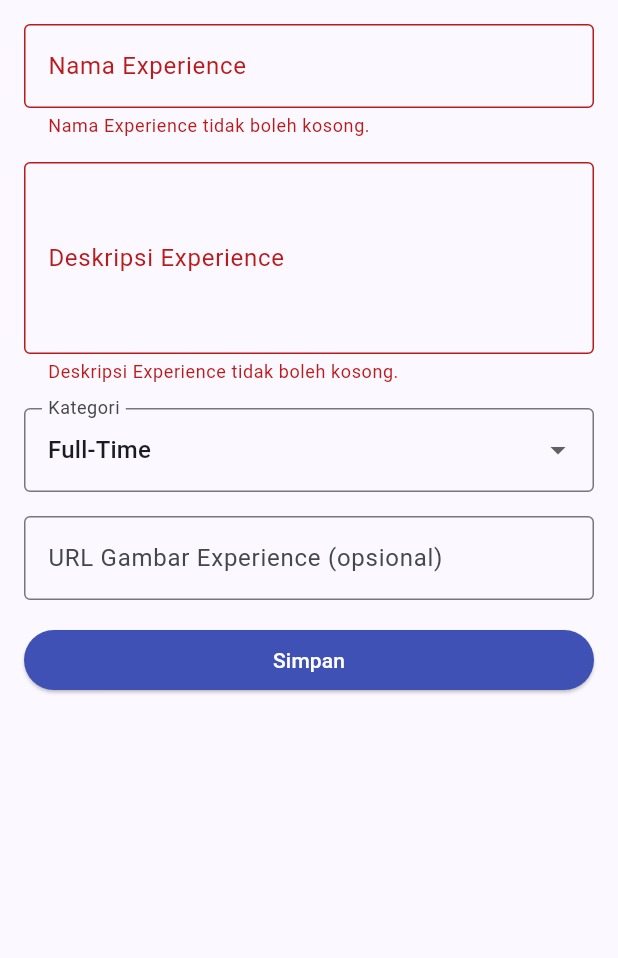
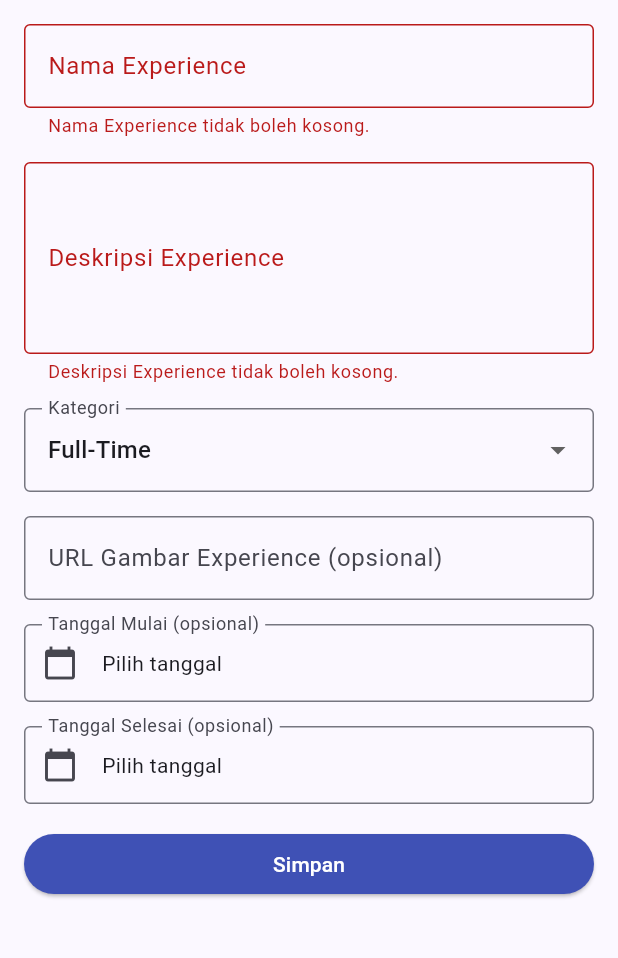
Before and after one commit to Agra-17/myportofolio_mobile, a Flutter app: the ExperienceFormPage screen opened directly, after a tap on "Simpan", on a phone screen of 412 x 824 dp, the part 84-1042 px from its top. Run offline on Flutter 3.47's test engine with Material 3 defaults, Android fonts, the phone set to English and light mode, and no system bars; our stand-ins replace material_ui.

Commit message:
feat(experience) : adding 2 field for start date and end date before button save, update the dialog (show start date and end date)

```diff
--- a/lib/screens/experience_form.dart
+++ b/lib/screens/experience_form.dart
@@ -114,6 +114,15 @@ class _ExperienceFormPageState extends State<ExperienceFormPage> {
       return;
     }
 
+    final startDate = _startDateKey.currentState?.value;
+    final endDate = _endDateKey.currentState?.value;
+    final dates = MaterialLocalizations.of(context);
+
+    final startLabel =
+        startDate == null ? 'Belum diisi' : dates.formatShortDate(startDate);
+    final endLabel =
+        endDate == null ? 'Belum diisi' : dates.formatShortDate(endDate);
+
     FocusScope.of(context).unfocus();
 
     showDialog<void>(
@@ -130,6 +139,8 @@ class _ExperienceFormPageState extends State<ExperienceFormPage> {
                 Text('Deskripsi Experience: ${_description.trim()}'),
                 Text('Kategori: ${_categories[_category]}'),
                 Text('URL Gambar: ${_thumbnail.isEmpty ? 'Belum diisi' : _thumbnail}'),
+                Text('Tanggal Mulai: $startLabel'),
+                Text('Tanggal Selesai: $endLabel'),
               ],
             ),
           ),
@@ -216,6 +227,25 @@ class _ExperienceFormPageState extends State<ExperienceFormPage> {
                     },
                   ),
                 ),
+                _buildDateField(
+                  fieldKey: _startDateKey,
+                  label: 'Tanggal Mulai (opsional)',
+                ),
+                _buildDateField(
+                  fieldKey: _endDateKey,
+                  label: 'Tanggal Selesai (opsional)',
+                  validator: (endDate) {
+                    final startDate = _startDateKey.currentState?.value;
+
+                    if (startDate != null &&
+                        endDate != null &&
+                        endDate.isBefore(startDate)) {
+                      return 'Tanggal selesai tidak boleh sebelum tanggal mulai.';
+                    }
+
+                    return null;
+                  },
+                ),
                 ElevatedButton(
                   style: ElevatedButton.styleFrom(
                     backgroundColor: Colors.indigo,
```
